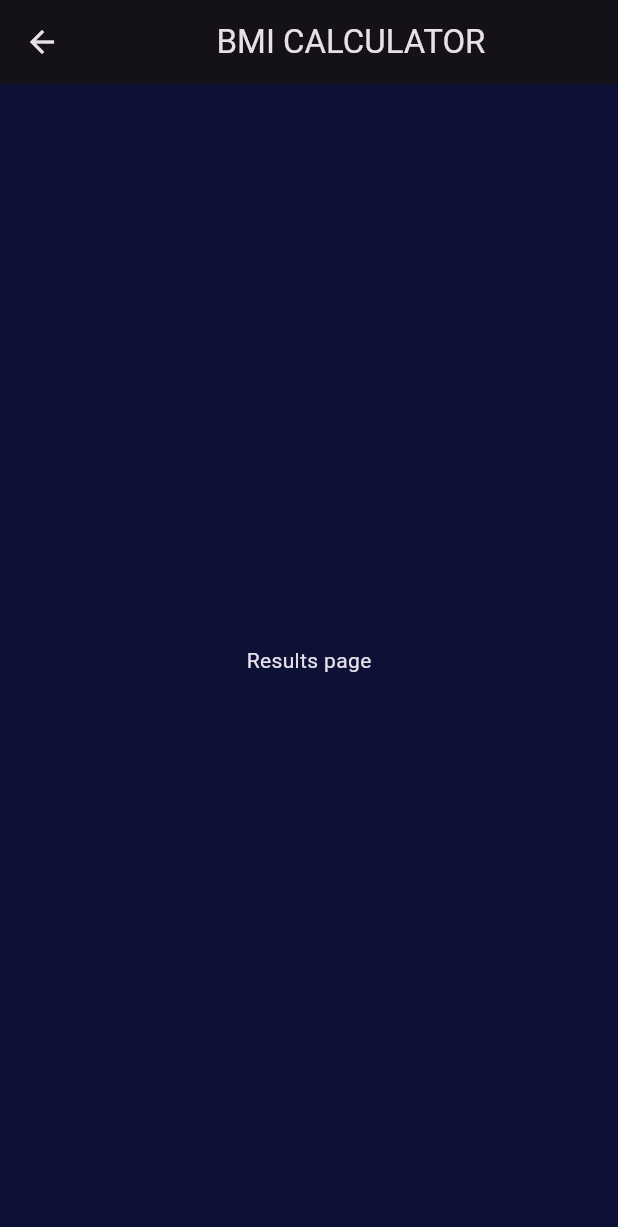
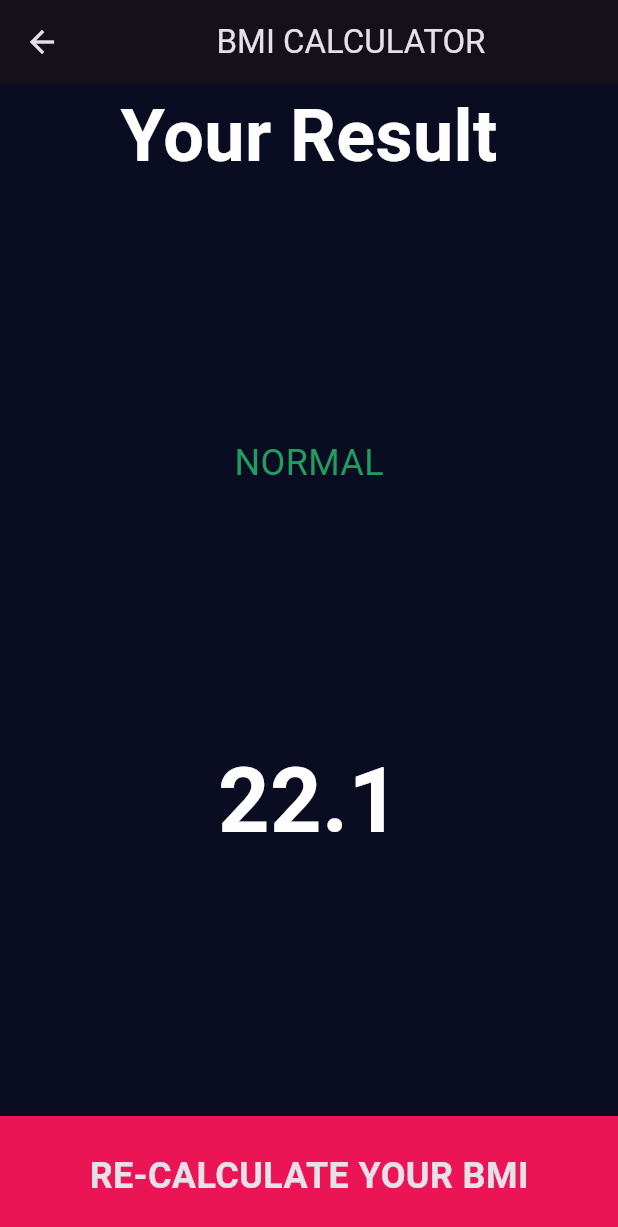
Before and after one commit to Bett-dev/flutter-bmi-calculator, a Flutter app: the screen it shows after launch, after a tap on "CALCULATE YOUR BMI", on a phone screen of 412 x 824 dp. Shown: the top 1227 px of the screen. Run offline on Flutter 3.47's test engine with Material 3 defaults, Android fonts, the phone set to English and light mode, and no system bars; our stand-ins replace font_awesome_flutter.

Commit message:
fix sdk bugs

```diff
--- /dev/null
+++ b/lib/constants.dart
@@ -0,0 +1,20 @@
+import 'package:flutter/material.dart';
+
+const kActiveCardColor = Color(0xff272a4d);
+const KinativeCardColor = Color(0xff0e1125);
+const KtextColor = Color(0xfffefefe);
+const Kcolor = const Color(0xff0e1125);
+const KregularText = Color(0xff868892);
+const kBottomBarColor = Color(0xFFEB1555);
+const kBottomBarHeight =80;
+
+const kTextStyle =
+    TextStyle(color: KregularText, fontWeight: FontWeight.bold, fontSize: 24);
+
+const kNumberTextStyle =
+    TextStyle(color: KtextColor, fontSize: 60, fontWeight: FontWeight.bold);
+
+const kLargeTextStyle =
+    TextStyle(color: KtextColor, fontSize: 48, fontWeight: FontWeight.w600);
+
+const kBottomBarText = TextStyle(fontSize: 24, fontWeight: FontWeight.w600);
--- a/lib/input_page.dart
+++ b/lib/input_page.dart
@@ -1,14 +1,10 @@
+
 import 'package:bmicalculator/results_page.dart';
 import 'package:flutter/material.dart';
 import 'package:font_awesome_flutter/font_awesome_flutter.dart';
+import 'constants.dart';
 
 enum Gender { male, female }
-
-const kActiveCardColor = Color(0xff272a4d);
-const KinativeCardColor = Color(0xff0e1125);
-const KtextColor = Color(0xfffefefe);
-const Kcolor = const Color(0xff0e1125);
-const KregularText = Color(0xff868892);
 
 class InputPage extends StatefulWidget {
   const InputPage({super.key});
@@ -24,9 +20,9 @@ int age = 19;
 class _InputPageState extends State<InputPage> {
   Gender? selectedGender;
 
-  updateGender({Gender? CurrentGender}) {
+  updateGender({Gender? currentGender}) {
     setState(() {
-      selectedGender = CurrentGender;
+      selectedGender = currentGender;
     });
   }
 
@@ -43,7 +39,7 @@ class _InputPageState extends State<InputPage> {
               children: [
                 Expanded(
                   child: ReusableCard(
-                      onpress: () => updateGender(CurrentGender: Gender.male),
+                    onpress: () => updateGender(currentGender: Gender.male),
                     colour: selectedGender == Gender.male
                         ? kActiveCardColor
                         : KinativeCardColor,
@@ -55,7 +51,7 @@ class _InputPageState extends State<InputPage> {
                 ),
                 Expanded(
                   child: ReusableCard(
-                      onpress: () => updateGender(CurrentGender: Gender.female),
+                    onpress: () => updateGender(currentGender: Gender.female),
                     colour: selectedGender == Gender.female
                         ? kActiveCardColor
                         : KinativeCardColor,
@@ -64,20 +60,18 @@ class _InputPageState extends State<InputPage> {
                       iconn: FontAwesomeIcons.venus,
                     ),
                   ),
-                  )
+                ),
               ],
             ),
           ),
           Expanded(
             child: ReusableCard(
               cardchild: Column(
+                mainAxisAlignment: MainAxisAlignment.center,
                 children: [
                   const Text(
                     'HEIGHT',
-                      style: TextStyle(
-                          color: KregularText,
-                          fontWeight: FontWeight.bold,
-                          fontSize: 24),
+                    style: kTextStyle,
                   ),
                   Row(
                     crossAxisAlignment: CrossAxisAlignment.baseline,
@@ -86,26 +80,23 @@ class _InputPageState extends State<InputPage> {
                     children: [
                       Text(
                         height.toStringAsFixed(0),
-                          style: const TextStyle(
-                              color: KtextColor,
-                              fontSize: 60,
-                              fontWeight: FontWeight.bold),
+                        style: kNumberTextStyle,
                       ),
                       const Text(
                         'cm',
                         style: TextStyle(
                           color: KregularText,
                           fontSize: 18,
-                              fontWeight: FontWeight.bold),
-                        )
+                          fontWeight: FontWeight.bold,
+                        ),
+                      ),
                     ],
                   ),
                   SliderTheme(
                     data: const SliderThemeData(
                       thumbShape: RoundSliderThumbShape(
                           disabledThumbRadius: 18, enabledThumbRadius: 18),
-                        overlayShape:
-                            RoundSliderOverlayShape(overlayRadius: 32),
+                      overlayShape: RoundSliderOverlayShape(overlayRadius: 32),
                       activeTrackColor: Color(0xfffffff),
                       inactiveTrackColor: Color(0xff111428),
                       thumbColor: Color(0xffeb1555),
@@ -115,11 +106,11 @@ class _InputPageState extends State<InputPage> {
                       value: height,
                       max: 220,
                       min: 120,
-                        onChanged: (double value) => setState(
-                          () {
+                      onChanged: (double value) {
+                        setState(() {
                           height = value;
+                        });
                       },
-                        ),
                     ),
                   ),
                 ],
@@ -133,20 +124,15 @@ class _InputPageState extends State<InputPage> {
                 Expanded(
                   child: ReusableCard(
                     cardchild: Column(
+                      mainAxisAlignment: MainAxisAlignment.center,
                       children: [
                         const Text(
                           'WEIGHT',
-                            style: TextStyle(
-                                color: KregularText,
-                                fontWeight: FontWeight.bold,
-                                fontSize: 24),
+                          style: kTextStyle,
                         ),
                         Text(
                           weight.toStringAsFixed(0),
-                            style: const TextStyle(
-                                color: KtextColor,
-                                fontSize: 60,
-                                fontWeight: FontWeight.bold),
+                          style: kNumberTextStyle,
                         ),
                         Row(
                           mainAxisAlignment: MainAxisAlignment.center,
@@ -159,9 +145,7 @@ class _InputPageState extends State<InputPage> {
                                 });
                               },
                             ),
-                              const SizedBox(
-                                width: 10,
-                              ),
+                            const SizedBox(width: 10),
                             Rowbutton(
                               icon: Icons.add,
                               press: () {
@@ -171,7 +155,7 @@ class _InputPageState extends State<InputPage> {
                               },
                             ),
                           ],
-                          )
+                        ),
                       ],
                     ),
                     colour: KinativeCardColor,
@@ -180,20 +164,15 @@ class _InputPageState extends State<InputPage> {
                 Expanded(
                   child: ReusableCard(
                     cardchild: Column(
+                      mainAxisAlignment: MainAxisAlignment.center,
                       children: [
                         const Text(
                           'AGE',
-                            style: TextStyle(
-                                color: KregularText,
-                                fontWeight: FontWeight.bold,
-                                fontSize: 24),
+                          style: kTextStyle,
                         ),
                         Text(
                           age.toStringAsFixed(0),
-                            style: const TextStyle(
-                                color: KtextColor,
-                                fontSize: 60,
-                                fontWeight: FontWeight.bold),
+                          style: kNumberTextStyle,
                         ),
                         Row(
                           mainAxisAlignment: MainAxisAlignment.center,
@@ -206,9 +185,7 @@ class _InputPageState extends State<InputPage> {
                                 });
                               },
                             ),
-                              const SizedBox(
-                                width: 10,
-                              ),
+                            const SizedBox(width: 10),
                             Rowbutton(
                               icon: Icons.add,
                               press: () {
@@ -218,41 +195,41 @@ class _InputPageState extends State<InputPage> {
                               },
                             ),
                           ],
-                          )
+                        ),
                       ],
                     ),
                     colour: KinativeCardColor,
                   ),
-                  )
+                ),
               ],
             ),
           ),
-            Row(
-              children: [
-                Expanded(
-                    child: GestureDetector(
+          GestureDetector(
             onTap: () {
               Navigator.push(
                 context,
                 MaterialPageRoute(
-                            builder: (context) => const ResultsPage()));
+                  builder: (context) => const ResultsPage(),
+                ),
+              );
             },
-                  child: const BottomAppBar(
-                    color: Color(0xFFEB1555),
-                    child: Center(
-                        child: Text(
+            child: Container(
+              height: 70, // Specify a fixed height
+              width: double.infinity,
+              color: kBottomBarColor,
+              alignment: Alignment.center,
+              child: const Text(
                 'CALCULATE YOUR BMI',
-                      style:
-                          TextStyle(fontSize: 24, fontWeight: FontWeight.w600),
-                    )),
+                style: kBottomBarText,
               ),
-                )),
+            ),
+          ),
         ],
       ),
-          ],
-        ));
+    );
   }
 }
+
 
 class Rowbutton extends StatelessWidget {
   final IconData icon;
@@ -291,7 +268,7 @@ class CardContent extends StatelessWidget {
         ),
         Text(
           label,
-          style: const TextStyle(color: KtextColor, fontSize: 18),
+          style: kTextStyle,
         )
       ],
     );
--- a/lib/main.dart
+++ b/lib/main.dart
@@ -10,6 +10,7 @@ class BmiApp extends StatelessWidget {
   @override
   Widget build(BuildContext context) {
     return MaterialApp(
+      title: "BMI",
       debugShowCheckedModeBanner: false,
       theme: ThemeData.dark().copyWith(
         primaryColor: const Color(0xff111639),
--- a/lib/results_page.dart
+++ b/lib/results_page.dart
@@ -1,3 +1,4 @@
+import 'package:bmicalculator/constants.dart';
 import 'package:flutter/material.dart';
 
 class ResultsPage extends StatelessWidget {
@@ -6,12 +7,40 @@ class ResultsPage extends StatelessWidget {
   @override
   Widget build(BuildContext context) {
     return Scaffold(
-      appBar: AppBar(
-        title: Center(child: Text('BMI CALCULATOR')),
-      ),
-      body: Center(
-        child: Text('Results page'),
-      ),
-    );
+        backgroundColor: Color(0xff0a0d22),
+        appBar: AppBar(
+          title: const Center(child: Text('BMI CALCULATOR')),
+        ),
+        body: Column(
+          mainAxisAlignment: MainAxisAlignment.spaceBetween,
+          children: [
+            Container(
+              child: Text(
+                'Your Result',
+                style: kLargeTextStyle,
+              ),
+            ),
+
+            const Text(
+              'NORMAL',
+              style: TextStyle(color: Color(0xff209d60),fontSize: 24),
+            ),
+            const Text(
+              '22.1',
+              style: kNumberTextStyle,
+            ),
+            Container(
+              width: double.infinity,
+              height: 80,
+              color: const Color(0xFFEB1555),
+              child: const Center(
+                child: Text(
+                  'RE-CALCULATE YOUR BMI',
+                  style: TextStyle(fontSize: 24, fontWeight: FontWeight.bold),
+                ),
+              ),
+            ),
+          ],
+        ));
   }
 }
```
Lines whose indentation alone changed are shown as unchanged.
